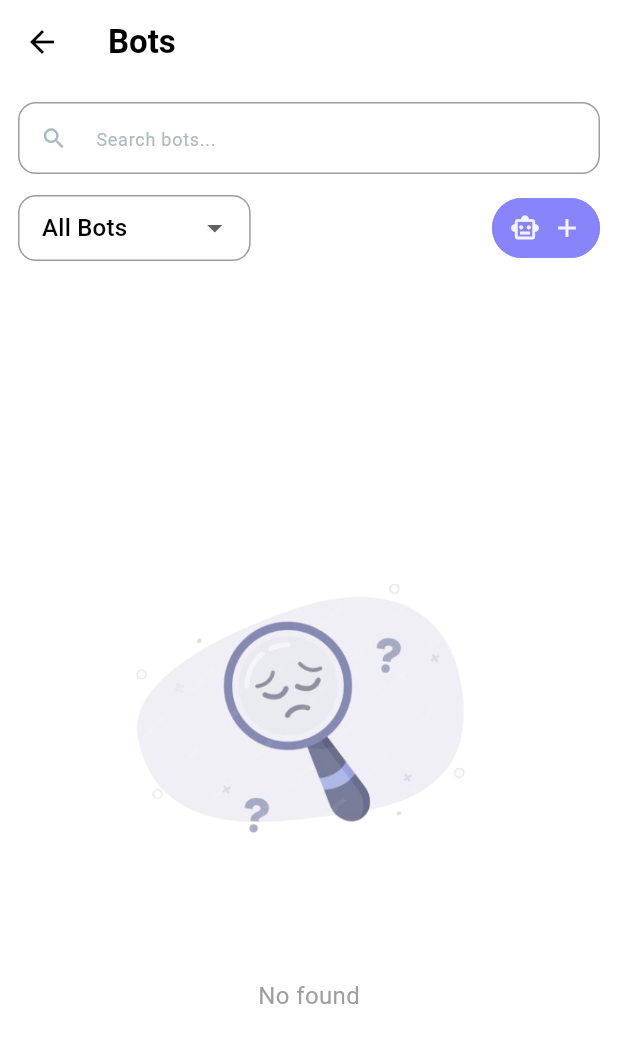
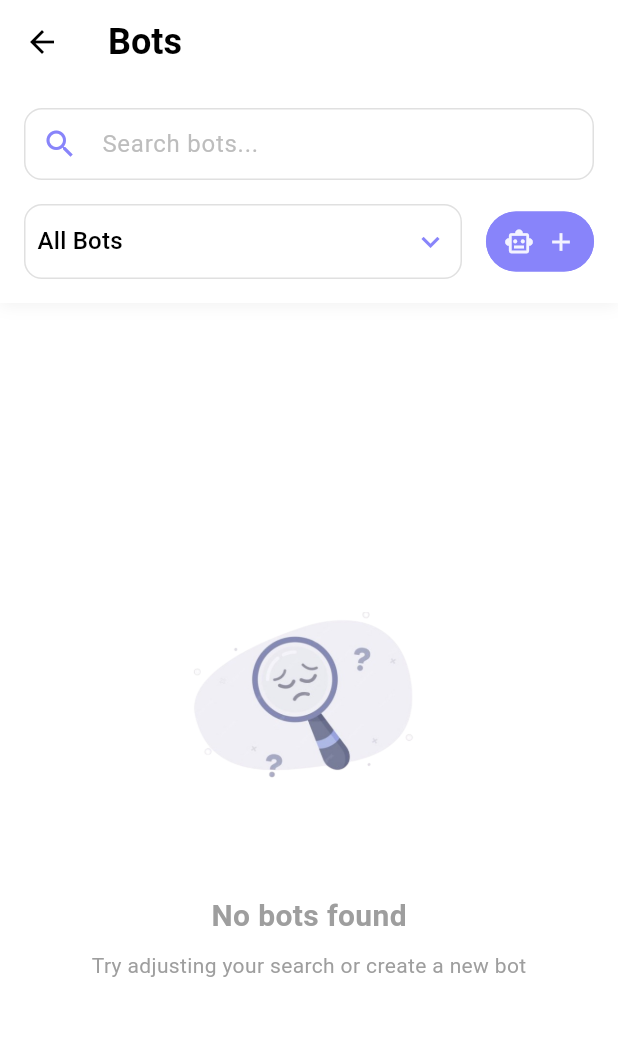
Before and after one commit to HaTu0803/AdvancedMobile_ChatAI, a Flutter app: the BotsScreen screen opened directly, on a phone screen of 412 x 824 dp. Shown: the top 1043 px of the screen. Run offline on Flutter 3.47's test engine with Material 3 defaults, Android fonts, the phone set to English and light mode, and no system bars; our stand-ins replace awesome_dialog, dotted_border, email_validator, file_picker, flutter_screenutil, flutter_svg and 6 more; accounts and stored records are empty; network calls fail.

Commit message:
fix UI bot to add more functions later

```diff
--- a/lib/view_app/knowledge_base/screens/knowledge/bot.dart
+++ b/lib/view_app/knowledge_base/screens/knowledge/bot.dart
@@ -93,14 +93,26 @@ class _BotsScreenState extends State<BotsScreen> {
         children: [
           Image.asset(
             "images/no_found.png",
-            width: 300,
-            height: 300,
+            width: 200,
+            height: 200,
             fit: BoxFit.contain,
           ),
-          const SizedBox(height: 16),
+          const SizedBox(height: 24),
           const Text(
-            "No found",
-            style: TextStyle(fontSize: 16, color: Colors.grey),
+            "No bots found",
+            style: TextStyle(
+              fontSize: 20,
+              fontWeight: FontWeight.w600,
+              color: Colors.grey,
+            ),
+          ),
+          const SizedBox(height: 8),
+          const Text(
+            "Try adjusting your search or create a new bot",
+            style: TextStyle(
+              fontSize: 14,
+              color: Colors.grey,
+            ),
           ),
         ],
       ),
@@ -109,71 +121,91 @@ class _BotsScreenState extends State<BotsScreen> {
 
   @override
   Widget build(BuildContext context) {
+    final theme = Theme.of(context);
+
     return Scaffold(
+      backgroundColor: theme.colorScheme.surface,
       appBar: AppBar(
-        title: const Text(
+        elevation: 0,
+        backgroundColor: theme.colorScheme.surface,
+        title: Text(
           'Bots',
           style: TextStyle(
-            fontSize: 22,
-            fontWeight: FontWeight.w600,
+            fontSize: 24,
+            fontWeight: FontWeight.w700,
+            color: theme.colorScheme.onSurface,
           ),
         ),
       ),
       body: Column(
         children: [
-          Padding(
-            padding: const EdgeInsets.all(12),
+          Container(
+            padding: const EdgeInsets.all(16),
+            decoration: BoxDecoration(
+              color: theme.colorScheme.surface,
+              boxShadow: [
+                BoxShadow(
+                  color: Colors.black.withOpacity(0.05),
+                  offset: const Offset(0, 2),
+                  blurRadius: 8,
+                ),
+              ],
+            ),
             child: Column(
               crossAxisAlignment: CrossAxisAlignment.start,
               children: [
-                // Dòng search
                 TextField(
                   onChanged: _onSearchChanged,
                   decoration: InputDecoration(
                     hintText: 'Search bots...',
-                    prefixIcon: const Icon(Icons.search),
+                    hintStyle: TextStyle(color: Colors.grey[400]),
+                    prefixIcon: Icon(Icons.search, color: theme.colorScheme.primary),
                     border: OutlineInputBorder(
-                      borderRadius: BorderRadius.circular(8),
+                      borderRadius: BorderRadius.circular(12),
+                      borderSide: BorderSide(color: Colors.grey[300]!),
                     ),
-                    isDense: true,
+                    enabledBorder: OutlineInputBorder(
+                      borderRadius: BorderRadius.circular(12),
+                      borderSide: BorderSide(color: Colors.grey[300]!),
+                    ),
+                    focusedBorder: OutlineInputBorder(
+                      borderRadius: BorderRadius.circular(12),
+                      borderSide: BorderSide(color: theme.colorScheme.primary),
+                    ),
+                    filled: true,
+                    fillColor: theme.colorScheme.surface,
+                    contentPadding: const EdgeInsets.symmetric(horizontal: 16, vertical: 12),
                   ),
                 ),
-                const SizedBox(height: 12),
-                // Dòng dropdown chiếm 1/3
+                const SizedBox(height: 16),
                 Row(
                   children: [
-                    // Dropdown with width wrapping longest text
-                    IntrinsicWidth(
-                      child: DropdownButtonFormField<String>(
+                    Expanded(
+                      child: Container(
+                        padding: const EdgeInsets.symmetric(horizontal: 8),
+                        decoration: BoxDecoration(
+                          border: Border.all(color: Colors.grey[300]!),
+                          borderRadius: BorderRadius.circular(12),
+                        ),
+                        child: DropdownButtonHideUnderline(
+                          child: DropdownButton<String>(
                             value: _currentFilterKey,
                             isExpanded: true,
-                        decoration: InputDecoration(
-                          border: OutlineInputBorder(
-                            borderRadius: BorderRadius.circular(8),
-                          ),
-                          isDense: true,
-                          contentPadding: const EdgeInsets.symmetric(
-                              horizontal: 12, vertical: 10),
-                        ),
+                            icon: Icon(Icons.keyboard_arrow_down, color: theme.colorScheme.primary),
+                            items: const [
+                              DropdownMenuItem(value: 'all', child: Text('All Bots')),
+                              DropdownMenuItem(value: 'favorites', child: Text('Favorites')),
+                              DropdownMenuItem(value: 'name', child: Text('Sort by Name')),
+                              DropdownMenuItem(value: 'date', child: Text('Sort by Date')),
+                            ],
                             onChanged: (value) {
                               if (value != null) _onFilterChanged(value);
                             },
-                        items: const [
-                          DropdownMenuItem(
-                              value: 'all', child: Text('All Bots')),
-                          DropdownMenuItem(
-                              value: 'favorites', child: Text('Favorites')),
-                          DropdownMenuItem(
-                              value: 'name', child: Text('Sort by Name')),
-                          DropdownMenuItem(
-                              value: 'date', child: Text('Sort by Date')),
-                        ],
                           ),
                         ),
-                    const SizedBox(width: 12),
-
-                    // Icon-only button
-                    const Spacer(),
+                      ),
+                    ),
+                    const SizedBox(width: 16),
                     ElevatedButton(
                       style: ElevatedButton.styleFrom(
                         backgroundColor: Theme.of(context).colorScheme.primary,
@@ -206,143 +238,156 @@ class _BotsScreenState extends State<BotsScreen> {
                       ),
                     )
                   ],
-                )
+                ),
               ],
             ),
           ),
           Expanded(
             child: isLoading
-                ? const Center(child: CircularProgressIndicator())
+                ? Center(
+                    child: CircularProgressIndicator(
+                      color: theme.colorScheme.primary,
+                    ),
+                  )
                 : assistants.isEmpty
-                    ? _buildEmptyState() // Hiển thị empty state nếu không có assistants
+                    ? _buildEmptyState()
                     : ListView.builder(
-                        padding: const EdgeInsets.symmetric(
-                            horizontal: 4.0, vertical: 8.0),
+                        padding: const EdgeInsets.all(16),
                         itemCount: assistants.length,
                         itemBuilder: (context, index) {
                           final assistant = assistants[index];
-
-                          return GestureDetector(
-                            onTap: () {
-                              // Khi bấm vào item, trả assistant về HomeScreen
-                              Navigator.pop(context, assistant.assistantName);
-                            },
-                            child: Container(
-                              margin: const EdgeInsets.all(8),
-                              padding: const EdgeInsets.all(16),
+                          return Container(
+                            margin: const EdgeInsets.only(bottom: 16),
                             decoration: BoxDecoration(
                               color: Colors.white,
-                                borderRadius: BorderRadius.circular(12),
+                              borderRadius: BorderRadius.circular(16),
                               boxShadow: [
                                 BoxShadow(
                                   color: Colors.black.withOpacity(0.05),
-                                    blurRadius: 4,
-                                    spreadRadius: 1,
-                                    offset: const Offset(0, 2),
+                                  blurRadius: 10,
+                                  offset: const Offset(0, 4),
                                 ),
                               ],
                             ),
+                            child: Material(
+                              color: Colors.transparent,
+                              child: InkWell(
+                                borderRadius: BorderRadius.circular(16),
+                                onTap: () => Navigator.pop(context, assistant.assistantName),
+                                child: Padding(
+                                  padding: const EdgeInsets.all(16),
                                   child: Column(
                                     crossAxisAlignment: CrossAxisAlignment.start,
                                     children: [
                                       Row(
                                         children: [
-                                      const Icon(Icons.smart_toy,
-                                          size: 20, color: Colors.blue),
-                                      const SizedBox(width: 8),
+                                          Container(
+                                            padding: const EdgeInsets.all(8),
+                                            decoration: BoxDecoration(
+                                              color: theme.colorScheme.primary.withOpacity(0.1),
+                                              borderRadius: BorderRadius.circular(8),
+                                            ),
+                                            child: Icon(
+                                              Icons.smart_toy,
+                                              size: 24,
+                                              color: theme.colorScheme.primary,
+                                            ),
+                                          ),
+                                          const SizedBox(width: 12),
                                           Expanded(
                                             child: Text(
                                               assistant.assistantName,
-                                          maxLines: 1,
-                                          overflow: TextOverflow.ellipsis,
                                               style: const TextStyle(
-                                            fontWeight: FontWeight.bold,
-                                            fontSize: 14,
+                                                fontWeight: FontWeight.w600,
+                                                fontSize: 16,
                                               ),
                                             ),
                                           ),
                                           IconButton(
                                             icon: Icon(
                                               assistant.isFavorite == true
-                                              ? Icons.star
-                                              : Icons.star_border,
+                                                  ? Icons.star_rounded
+                                                  : Icons.star_outline_rounded,
                                               color: assistant.isFavorite == true
                                                   ? Colors.amber
                                                   : Colors.grey,
-                                          size: 20,
+                                              size: 24,
                                             ),
-                                        tooltip: 'Favorite',
-                                        onPressed: () {
-                                          _handleFavoriteBot(assistant.id);
-                                        },
+                                            onPressed: () => _handleFavoriteBot(assistant.id),
                                           ),
                                         ],
                                       ),
-                                  const SizedBox(height: 4),
-                                  Row(
-                                    mainAxisAlignment:
-                                        MainAxisAlignment.spaceBetween,
-                                    children: [
-                                      Flexible(
-                                        child: Text(
-                                          assistant.description?.isNotEmpty ==
-                                                  true
-                                              ? assistant.description!
-                                              : 'No description available',
+                                      if (assistant.description?.isNotEmpty == true) ...[
+                                        const SizedBox(height: 8),
+                                        Text(
+                                          assistant.description!,
+                                          style: TextStyle(
+                                            color: Colors.grey[600],
+                                            fontSize: 14,
+                                          ),
                                           maxLines: 2,
                                           overflow: TextOverflow.ellipsis,
-                                          style: const TextStyle(
-                                              color: Colors.grey, fontSize: 12),
-                                        ),
-                                      ),
-                                      Row(
-                                        children: [
-                                          IconButton(
-                                            icon: const Icon(
-                                                Icons.edit_outlined,
-                                                size: 20,
-                                                color: Colors.grey),
-                                            padding: EdgeInsets.zero,
-                                            constraints: const BoxConstraints(),
-                                            onPressed: () {
-                                              _openEditBotModal(
-                                                  context, assistant);
-                                            },
-                                          ),
-                                          IconButton(
-                                            icon: const Icon(
-                                                Icons.delete_outline,
-                                                size: 20,
-                                                color: Colors.grey),
-                                            padding: EdgeInsets.zero,
-                                            constraints: const BoxConstraints(),
-                                            onPressed: () {
-                                              _handleDeleteBot(assistant.id,
-                                                  assistant.assistantName);
-                                            },
-                                          ),
-                                          IconButton(
-                                            icon: const Icon(
-                                                Icons.arrow_forward,
-                                                size: 20,
-                                                color: Colors.grey),
-                                            padding: EdgeInsets.zero,
-                                            constraints: const BoxConstraints(),
-                                            onPressed: () {
-                                              // Để trống hoặc có thể xử lý thêm nếu cần
-                                            },
                                         ),
                                       ],
+                                      const SizedBox(height: 16),
+                                      Row(
+                                        mainAxisAlignment: MainAxisAlignment.end,
+                                        children: [
+                                          _buildActionButton(
+                                            icon: Icons.edit_outlined,
+                                            onPressed: () => _openEditBotModal(context, assistant),
+                                            theme: theme,
+                                          ),
+                                          const SizedBox(width: 8),
+                                          _buildActionButton(
+                                            icon: Icons.delete_outline,
+                                            onPressed: () => _handleDeleteBot(
+                                                assistant.id, assistant.assistantName),
+                                            theme: theme,
+                                          ),
+                                          const SizedBox(width: 8),
+                                          _buildActionButton(
+                                            icon: Icons.chat_bubble_outline,
+                                            onPressed: () {},
+                                            theme: theme,
+                                            isPrimary: true,
                                           ),
                                         ],
                                       ),
                                     ],
                                   ),
                                 ),
+                              ),
+                            ),
                           );
-                        }),
+                        },
+                      ),
           ),
         ],
+      ),
+    );
+  }
+
+  Widget _buildActionButton({
+    required IconData icon,
+    required VoidCallback onPressed,
+    required ThemeData theme,
+    bool isPrimary = false,
+  }) {
+    return Material(
+      color: isPrimary ? theme.colorScheme.primary : Colors.grey[100],
+      borderRadius: BorderRadius.circular(8),
+      child: InkWell(
+        borderRadius: BorderRadius.circular(8),
+        onTap: onPressed,
+        child: Padding(
+          padding: const EdgeInsets.all(8),
+          child: Icon(
+            icon,
+            size: 20,
+            color: isPrimary ? Colors.white : Colors.grey[700],
+          ),
+        ),
       ),
     );
   }
--- a/pubspec.yaml
+++ b/pubspec.yaml
@@ -54,6 +54,7 @@ dependencies:
   dotted_border: ^2.1.0
   permission_handler: ^12.0.0+1
   open_file: ^3.5.10
+  flutter_animate: ^4.5.2
 dev_dependencies:
   flutter_test:
     sdk: flutter
```
Also changed, not shown: pubspec.lock. Lines whose indentation alone changed are shown as unchanged.
